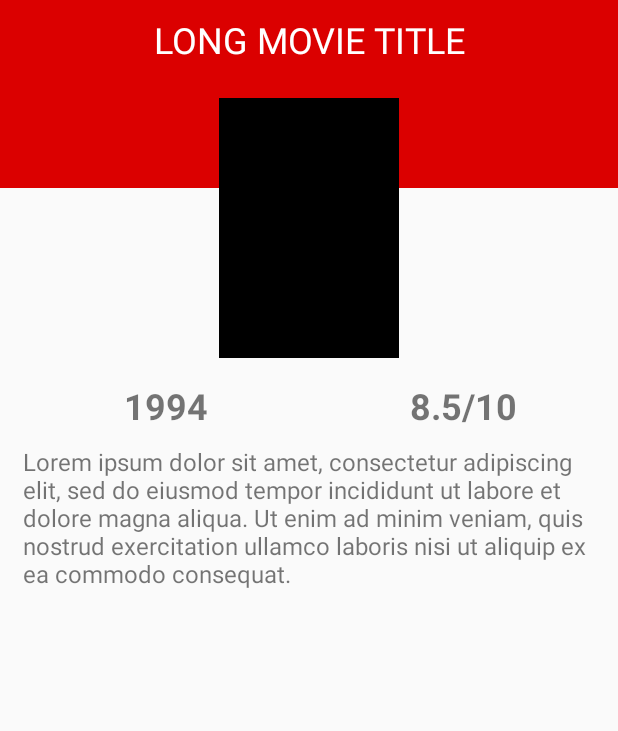
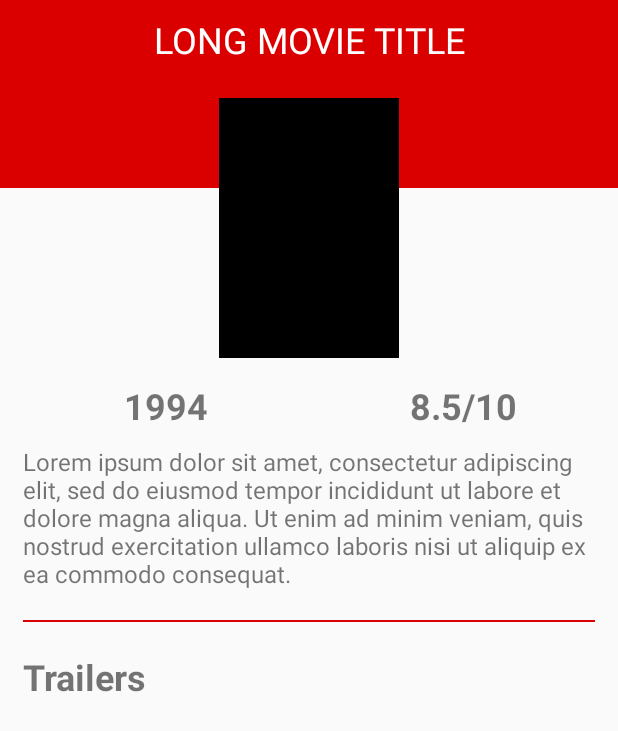
Before and after one commit to rayzrtx/PopularMovies, an Android app: the layout activity_movie_details.xml on its own in the app's theme, with its tools: preview values and no code run, on a phone screen of 412 x 824 dp. Shown: the top 731 px of the screen. Run offline under Robolectric (Android 15) with nearby library versions, the phone set to English and light mode, and no system bars.

Commit message:
Added layout for Trailer list item. Added Trailer section to DetailsActivity layout

```diff
--- a/app/src/main/res/layout/activity_movie_details.xml
+++ b/app/src/main/res/layout/activity_movie_details.xml
@@ -7,7 +7,7 @@
 
     <LinearLayout
         android:layout_width="match_parent"
-        android:layout_height="match_parent"
+        android:layout_height="wrap_content"
         android:orientation="vertical"
         tools:context=".MovieDetailsActivity">
 
@@ -66,7 +66,6 @@
 
         </LinearLayout>
 
-
         <TextView
             android:id="@+id/details_movie_synopsis_tv"
             android:layout_width="match_parent"
@@ -77,6 +76,34 @@
             android:textSize="16sp"
             tools:text="Lorem ipsum dolor sit amet, consectetur adipiscing elit, sed do eiusmod tempor incididunt ut labore et dolore magna aliqua. Ut enim ad minim veniam, quis nostrud exercitation ullamco laboris nisi ut aliquip ex ea commodo consequat." />
 
+        <!-- Horizontal divider line -->
+        <View
+            android:layout_width="fill_parent"
+            android:layout_height="1dp"
+            android:background="@color/colorAccent"
+            android:layout_marginLeft="15dp"
+            android:layout_marginRight="15dp"
+            android:layout_marginTop="20dp" />
+
+        <!-- Trailers Section -->
+        <LinearLayout
+            android:layout_width="match_parent"
+            android:layout_height="match_parent"
+            android:orientation="vertical"
+            android:paddingTop="20dp">
+
+            <TextView
+                android:layout_width="wrap_content"
+                android:layout_height="wrap_content"
+                android:text="@string/trailers_heading"
+                android:textSize="24sp"
+                android:textStyle="bold"
+                android:layout_marginStart="15dp"/>
+
+            <!-- RecyclerView for Trailer items -->
+
+        </LinearLayout>
+
     </LinearLayout>
 
 </ScrollView>
--- a/app/src/main/res/values/strings.xml
+++ b/app/src/main/res/values/strings.xml
@@ -8,5 +8,6 @@
 
     <string name="error">An error has occurred. Unable to load results.</string>
     <string name="no_internet">No Internet Connection.</string>
+    <string name="trailers_heading">Trailers</string>
 
 </resources>
```
Also changed, not shown: app/src/main/res/layout/movie_trailer_item.xml (added, +30 -0 lines).
